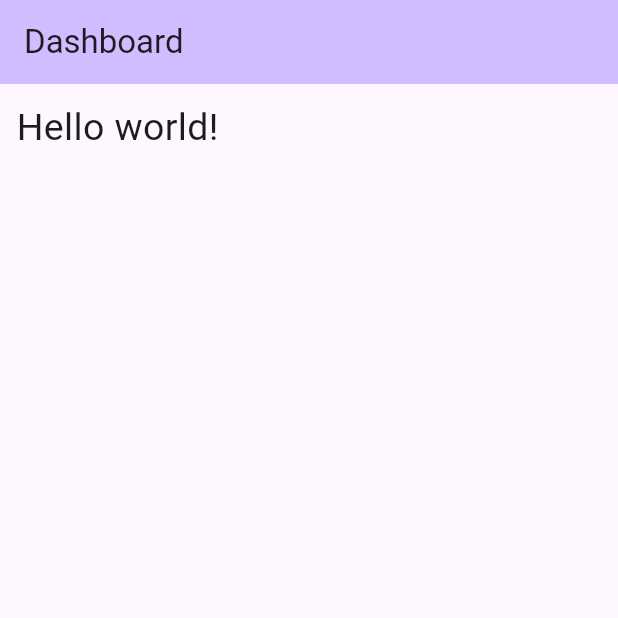
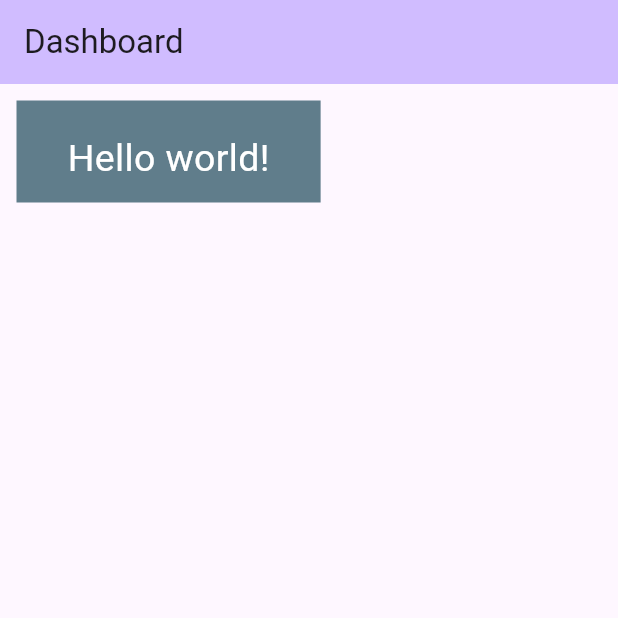
Before and after one commit to UdhavNegi/Flutter-Tutorials, a Flutter app: the screen it shows after launch, on a phone screen of 412 x 824 dp, the top half of it. Run offline on Flutter 3.47's test engine with Material 3 defaults, Android fonts, the phone set to English and light mode, and no system bars.

Commit message:
padding done

```diff
--- a/lib/main.dart
+++ b/lib/main.dart
@@ -29,10 +29,13 @@ class DashBoardScreen extends StatelessWidget{
         title : Text("Dashboard"),
       ),
 
-      body : Padding(
-        // padding: EdgeInsets.only(top : 11, left : 34),
-        padding: EdgeInsets.all(11),
-        child: Text('Hello world!', style : TextStyle(fontSize: 25),),
+      body : Container(
+        color : Colors.blueGrey,
+        margin : EdgeInsets.all(11),
+        child: Padding(
+          padding: const EdgeInsets.only(top : 21, left : 34, bottom : 11, right : 34),
+          child: Text('Hello world!', style : TextStyle(fontSize: 25, color : Colors.white),),
+        ),
       )
     );
   }
```
